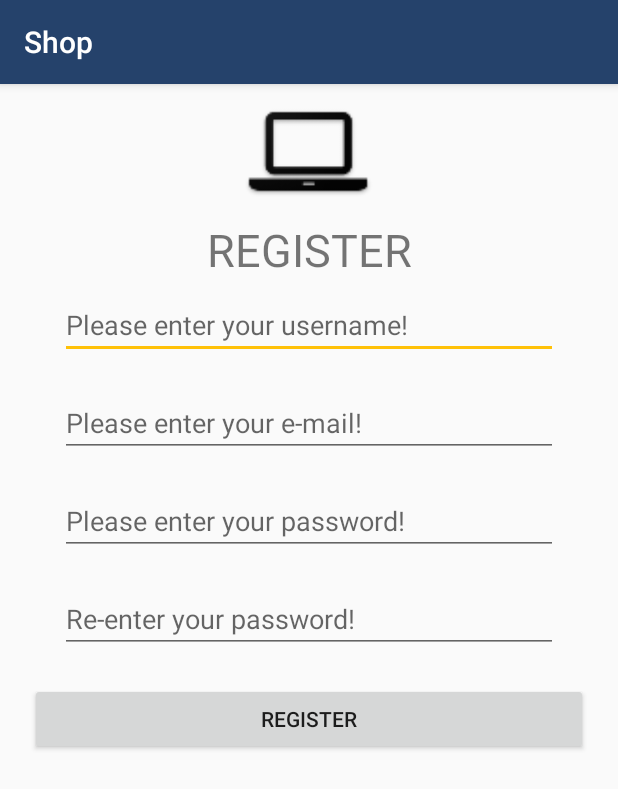
After one commit to Qubiz-Academy/gojdu-shop, an Android app: the register screen opened directly, with no data from a screen before it, on a phone screen of 412 x 824 dp. The commit adds this screen. Shown: the top 789 px of the screen. Run offline under Robolectric (Android 15) with nearby library versions, the phone set to English and light mode, and no system bars; libraries missing offline, so code that uses them is left out: com.backendless, com.backendless.async, com.backendless.exceptions.

Commit message:
login si register

```diff
--- a/app/build.gradle
+++ b/app/build.gradle
@@ -27,6 +27,7 @@ dependencies {
     implementation 'androidx.constraintlayout:constraintlayout:1.1.3'
     implementation 'androidx.lifecycle:lifecycle-extensions:2.1.0'
     implementation 'androidx.legacy:legacy-support-v4:1.0.0'
+    implementation group: 'com.backendless', name: 'backendless', version: '5.3.1'
     implementation 'androidx.navigation:navigation-fragment:2.0.0'
     implementation 'androidx.navigation:navigation-ui:2.0.0'
 }
--- /dev/null
+++ b/app/src/main/java/ro/gojdu/shop/ui/main/register.java
@@ -0,0 +1,132 @@
+package ro.gojdu.shop.ui.main;
+
+import androidx.appcompat.app.AppCompatActivity;
+
+import android.animation.Animator;
+import android.animation.AnimatorListenerAdapter;
+import android.annotation.TargetApi;
+import android.os.Build;
+import android.os.Bundle;
+import android.view.View;
+import android.widget.Button;
+import android.widget.EditText;
+import android.widget.TextView;
+import android.widget.Toast;
+
+import com.backendless.Backendless;
+import com.backendless.BackendlessUser;
+import com.backendless.async.callback.AsyncCallback;
+import com.backendless.exceptions.BackendlessFault;
+
+import org.w3c.dom.Text;
+
+import ro.gojdu.shop.R;
+
+public class register extends AppCompatActivity {
+    private View mProgressView;
+    private View mLoginFormView;
+    private TextView tvLoad;
+    EditText etMail,etPassword,etName,etRenter;
+    Button btnRegister;
+
+
+    @Override
+    protected void onCreate(Bundle savedInstanceState) {
+        super.onCreate(savedInstanceState);
+        setContentView(R.layout.activity_register);
+        mLoginFormView = findViewById(R.id.login_form);
+        mProgressView = findViewById(R.id.login_progress);
+        tvLoad = findViewById(R.id.tvLoad);
+        etName=findViewById(R.id.etName);
+        etMail=findViewById(R.id.etMail);
+        etPassword=findViewById(R.id.etPassword);
+        etRenter=findViewById(R.id.etRenter);
+        btnRegister=findViewById(R.id.btnRegister);
+        btnRegister.setOnClickListener(new View.OnClickListener() {
+            @Override
+            public void onClick(View view) {
+                if(etMail.getText().toString().isEmpty() || etPassword.getText().toString().isEmpty()|| etName.getText().toString().isEmpty()|| etRenter.getText().toString().isEmpty())
+                {
+                    Toast.makeText(register.this, "Please enter all details!", Toast.LENGTH_SHORT).show();
+                }
+                else
+                {
+                    if(etPassword.getText().toString().trim().equals(etRenter.getText().toString().trim()))
+                    {
+                        String name=etName.getText().toString().trim();
+                        String mail=etMail.getText().toString().trim();
+                        String p=etPassword.getText().toString().trim();
+                        BackendlessUser user= new BackendlessUser();
+                        user.setEmail(mail);
+                        user.setPassword(p);
+                        user.setProperty("name",name);
+                        showProgress(true);
+                        tvLoad.setText("Busy registering user... please wait...");
+                        Backendless.UserService.register(user, new AsyncCallback<BackendlessUser>() {
+                            @Override
+                            public void handleResponse(BackendlessUser response) {
+                                showProgress(false);
+                                Toast.makeText(register.this, "User successfully registered!", Toast.LENGTH_SHORT).show();
+                                register.this.finish();
+                            }
+
+                            @Override
+                            public void handleFault(BackendlessFault fault) {
+                                Toast.makeText(register.this, "Error: "+fault.getMessage(), Toast.LENGTH_SHORT).show();
+                                showProgress(false);
+                            }
+                        });
+                    }
+                    else
+                    {
+                        Toast.makeText(register.this, "Please make sure that your password and re-type password are the same!", Toast.LENGTH_SHORT).show();
+                    }
+                }
+
+            }
+        });
+    }
+    @TargetApi(Build.VERSION_CODES.HONEYCOMB_MR2)
+    private void showProgress(final boolean show) {
+        // On Honeycomb MR2 we have the ViewPropertyAnimator APIs, which allow
+        // for very easy animations. If available, use these APIs to fade-in
+        // the progress spinner.
+        if (Build.VERSION.SDK_INT >= Build.VERSION_CODES.HONEYCOMB_MR2) {
+            int shortAnimTime = getResources().getInteger(android.R.integer.config_shortAnimTime);
+
+            mLoginFormView.setVisibility(show ? View.GONE : View.VISIBLE);
+            mLoginFormView.animate().setDuration(shortAnimTime).alpha(
+                    show ? 0 : 1).setListener(new AnimatorListenerAdapter() {
+                @Override
+                public void onAnimationEnd(Animator animation) {
+                    mLoginFormView.setVisibility(show ? View.GONE : View.VISIBLE);
+                }
+            });
+
+            mProgressView.setVisibility(show ? View.VISIBLE : View.GONE);
+            mProgressView.animate().setDuration(shortAnimTime).alpha(
+                    show ? 1 : 0).setListener(new AnimatorListenerAdapter() {
+                @Override
+                public void onAnimationEnd(Animator animation) {
+                    mProgressView.setVisibility(show ? View.VISIBLE : View.GONE);
+                }
+            });
+
+            tvLoad.setVisibility(show ? View.VISIBLE : View.GONE);
+            tvLoad.animate().setDuration(shortAnimTime).alpha(
+                    show ? 1 : 0).setListener(new AnimatorListenerAdapter() {
+                @Override
+                public void onAnimationEnd(Animator animation) {
+                    tvLoad.setVisibility(show ? View.VISIBLE : View.GONE);
+                }
+            });
+        } else {
+            // The ViewPropertyAnimator APIs are not available, so simply show
+            // and hide the relevant UI components.
+            mProgressView.setVisibility(show ? View.VISIBLE : View.GONE);
+            tvLoad.setVisibility(show ? View.VISIBLE : View.GONE);
+            mLoginFormView.setVisibility(show ? View.GONE : View.VISIBLE);
+        }
+    }
+
+}
--- a/app/src/main/java/ro/gojdu/shop/ui/splash/SplashActivity.java
+++ b/app/src/main/java/ro/gojdu/shop/ui/splash/SplashActivity.java
@@ -8,6 +8,7 @@ import android.os.Handler;
 
 import ro.gojdu.shop.R;
 import ro.gojdu.shop.ui.main.MainActivity;
+import ro.gojdu.shop.ui.main.login;
 
 public class SplashActivity extends AppCompatActivity {
 
@@ -19,7 +20,7 @@ public class SplashActivity extends AppCompatActivity {
         handler.postDelayed(new Runnable() {
             @Override
             public void run() {
-                Intent intent = new Intent(SplashActivity.this, MainActivity.class);
+                Intent intent = new Intent(SplashActivity.this, login.class);
                 finish();
                 startActivity(intent);
             }
--- /dev/null
+++ b/app/src/main/res/layout/activity_register.xml
@@ -0,0 +1,108 @@
+<?xml version="1.0" encoding="utf-8"?>
+<LinearLayout xmlns:android="http://schemas.android.com/apk/res/android"
+    xmlns:app="http://schemas.android.com/apk/res-auto"
+    xmlns:tools="http://schemas.android.com/tools"
+    android:layout_width="match_parent"
+    android:layout_height="match_parent"
+    android:orientation="vertical"
+    tools:context=".ui.main.register">
+
+    <ProgressBar
+        android:id="@+id/login_progress"
+        style="?android:attr/progressBarStyleLarge"
+        android:layout_width="wrap_content"
+        android:layout_height="wrap_content"
+        android:layout_gravity="center_horizontal"
+        android:layout_marginTop="200dp"
+        android:visibility="gone" />
+
+    <TextView
+        android:id="@+id/tvLoad"
+        android:layout_width="match_parent"
+        android:layout_height="wrap_content"
+        android:layout_marginTop="25dp"
+        android:clickable="true"
+        android:focusable="true"
+        android:gravity="center_horizontal"
+        android:text="Loading...please wait..."
+        android:textColor="@color/colorPrimary"
+        android:textStyle="bold"
+        android:visibility="gone" />
+
+    <LinearLayout
+        android:id="@+id/login_form"
+        android:layout_width="match_parent"
+        android:layout_height="match_parent"
+        android:layout_marginLeft="20dp"
+        android:layout_marginRight="20dp"
+        android:layout_marginBottom="20dp"
+        android:orientation="vertical">
+
+
+        <ImageView
+            android:id="@+id/imageView4"
+            android:layout_width="match_parent"
+            android:layout_height="90dp"
+            app:srcCompat="@mipmap/ic_launcher" />
+
+        <TextView
+            android:id="@+id/textView5"
+            android:layout_width="match_parent"
+            android:layout_height="48dp"
+            android:gravity="center_horizontal"
+            android:text="REGISTER"
+            android:textSize="30sp" />
+
+        <EditText
+            android:id="@+id/etName"
+            android:layout_width="match_parent"
+            android:layout_height="wrap_content"
+            android:layout_marginLeft="20dp"
+            android:layout_marginRight="20dp"
+            android:layout_marginBottom="20dp"
+            android:ems="10"
+            android:hint="Please enter your username!"
+            android:inputType="textEmailAddress" />
+
+        <EditText
+            android:id="@+id/etMail"
+            android:layout_width="match_parent"
+            android:layout_height="wrap_content"
+            android:layout_marginLeft="20dp"
+            android:layout_marginRight="20dp"
+            android:layout_marginBottom="20dp"
+            android:ems="10"
+            android:hint="Please enter your e-mail!"
+            android:inputType="textEmailAddress" />
+
+        <EditText
+            android:id="@+id/etPassword"
+            android:layout_width="match_parent"
+            android:layout_height="wrap_content"
+            android:layout_marginLeft="20dp"
+            android:layout_marginRight="20dp"
+            android:layout_marginBottom="20dp"
+            android:ems="10"
+            android:hint="Please enter your password!"
+            android:inputType="textEmailAddress" />
+
+        <EditText
+            android:id="@+id/etRenter"
+            android:layout_width="match_parent"
+            android:layout_height="wrap_content"
+            android:layout_marginLeft="20dp"
+            android:layout_marginRight="20dp"
+            android:layout_marginBottom="20dp"
+            android:ems="10"
+            android:hint="Re-enter your password!"
+            android:inputType="textEmailAddress" />
+
+        <Button
+            android:id="@+id/btnRegister"
+            android:layout_width="match_parent"
+            android:layout_height="wrap_content"
+            android:text="Register" />
+    </LinearLayout>
+
+
+</LinearLayout>
```
Also changed, not shown: app/src/main/AndroidManifest.xml (+8 -3 lines), app/src/main/java/ro/gojdu/shop/ui/main/login.java (added, +190 -0 lines), app/src/main/java/ro/gojdu/shop/ui/main/login0.java (added, +20 -0 lines), app/src/main/res/layout/activity_login.xml (added, +121 -0 lines).
